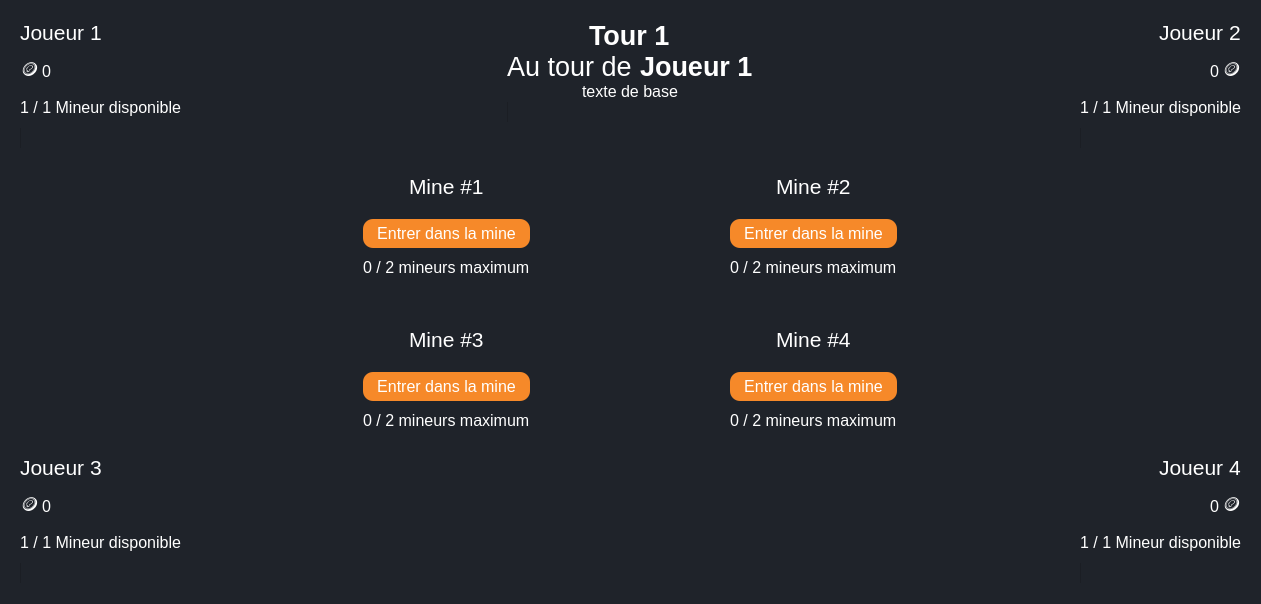
This is mainwindow.ui in Fantastix80/MineItAll as Qt 5 draws it before an edit. The edited form follows.
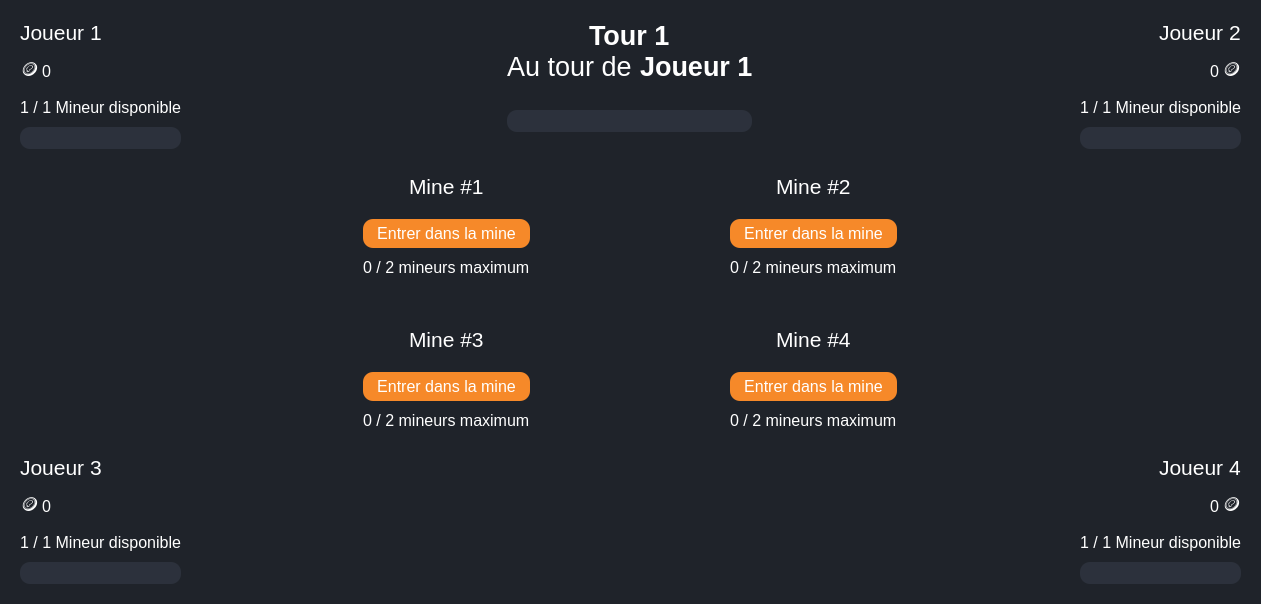
This is the edited form.

Patch:
```diff
--- a/mainwindow.ui
+++ b/mainwindow.ui
@@ -34,7 +34,40 @@
 	padding: 5px 10px;
 	background-color: #F68929;
 	border-radius: 10px;
-}</string>
+}
+
+QPushButton::disabled
+{
+	background-color: rgb(76, 76, 76);
+}
+
+#CantPlayLabel
+{
+	color: red;
+	margin-bottom: 10px;
+}
+
+QProgressBar
+{
+	background-color: #2c313c;
+	border-style: solid;
+	border-radius: 10px;
+}
+
+QProgressBar::chunk
+{
+	border-radius: 10px;
+	background-color: qlineargradient(spread:pad, x1:0, y1:0, x2:1, y2:1, stop:0 rgba(246, 137, 41, 255), stop:1 rgba(255, 71, 15, 255));
+}
+
+/*
+Dark: #16191d
+Accent_1: #1f232a
+Accent_2: #2c313c
+Accent_3: #343b47
+Text_1: #fff
+Text_2: #838ea2
+*/</string>
   </property>
   <widget class="QWidget" name="centralwidget">
    <layout class="QVBoxLayout" name="verticalLayout">
@@ -294,18 +327,36 @@
           </item>
           <item alignment="Qt::AlignHCenter">
            <widget class="QLabel" name="CantPlayLabel">
+            <property name="maximumSize">
+             <size>
+              <width>16777215</width>
+              <height>16777215</height>
+             </size>
+            </property>
             <property name="font">
              <font>
               <pointsize>12</pointsize>
              </font>
             </property>
             <property name="text">
-             <string>texte de base</string>
+             <string/>
             </property>
            </widget>
           </item>
-          <item>
+          <item alignment="Qt::AlignHCenter">
            <widget class="QProgressBar" name="TimerTimeLeft">
+            <property name="minimumSize">
+             <size>
+              <width>245</width>
+              <height>0</height>
+             </size>
+            </property>
+            <property name="maximumSize">
+             <size>
+              <width>245</width>
+              <height>24</height>
+             </size>
+            </property>
             <property name="maximum">
              <number>20</number>
             </property>
```
